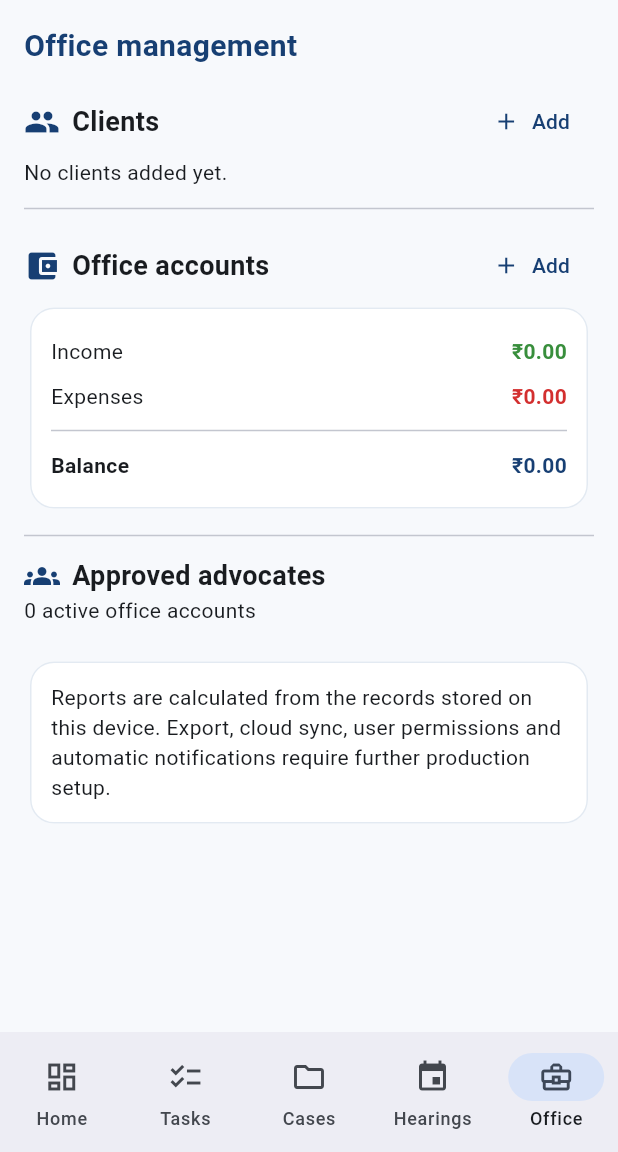
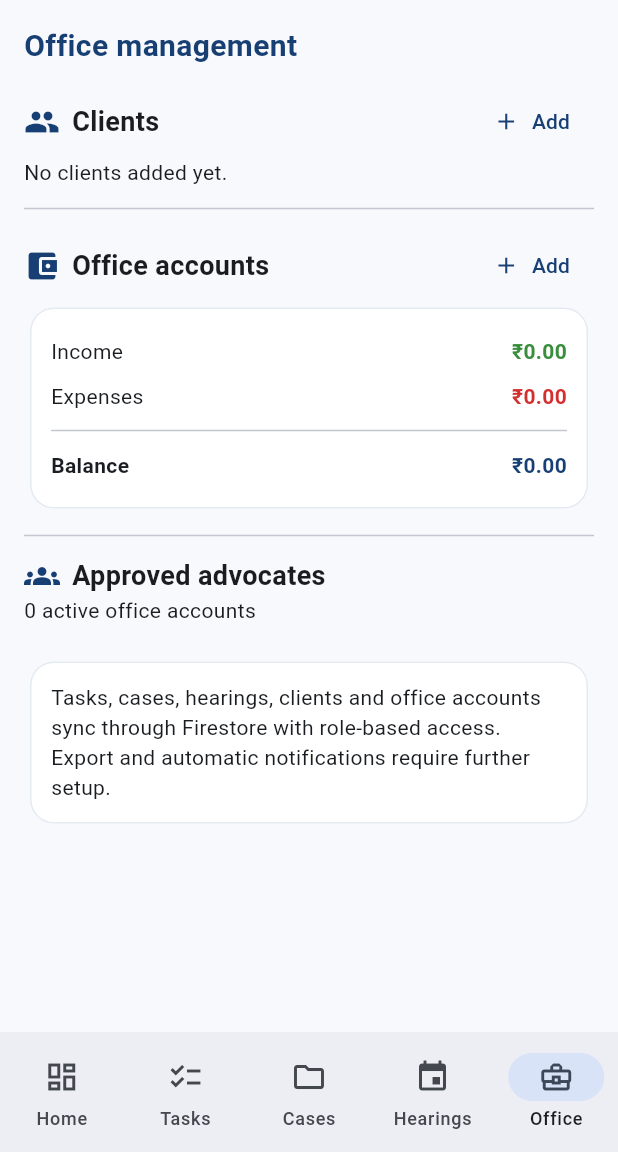
Before and after one commit to aasif882001-dot/KSK-Law-Office, a Flutter app: the HomePage screen opened directly with empty values, item 5 of the bottom bar chosen, on a phone screen of 412 x 824 dp, the part 84-1236 px from its top. Run offline on Flutter 3.47's test engine with Material 3 defaults, Android fonts, the phone set to English and light mode, and no system bars; our stand-ins replace cloud_firestore, firebase_auth, firebase_core, shared_preferences; accounts and stored records are empty.

Commit message:
Update office sync information in app

```diff
--- a/ksk_law_office_app/lib/main.dart
+++ b/ksk_law_office_app/lib/main.dart
@@ -607,7 +607,7 @@ class _HomePageState extends State<HomePage> {
     Text('${OfficeData.advocates.length} active office accounts'),
     ...OfficeData.advocates.map((a) => Card(child: ListTile(leading: const CircleAvatar(child: Icon(Icons.person_outline)), title: Text(a['name'].toString()), subtitle: Text(a['email'].toString()), trailing: Text('${OfficeData.tasks.where((t) => t['assignee'] == a['name']).length} tasks')))),
     const SizedBox(height: 20),
-    const Card(child: Padding(padding: EdgeInsets.all(14), child: Text('Reports are calculated from the records stored on this device. Export, cloud sync, user permissions and automatic notifications require further production setup.'))),
+    const Card(child: Padding(padding: EdgeInsets.all(14), child: Text('Tasks, cases, hearings, clients and office accounts sync through Firestore with role-based access. Export and automatic notifications require further setup.'))),
   ]);
   Widget _sectionHeader(String title, IconData icon, VoidCallback add) => Row(children: [Icon(icon,color:navy), const SizedBox(width:8), Expanded(child: Text(title,style:const TextStyle(fontSize:18,fontWeight:FontWeight.bold))), TextButton.icon(onPressed:add,icon:const Icon(Icons.add),label:const Text('Add'))]);
 
```
